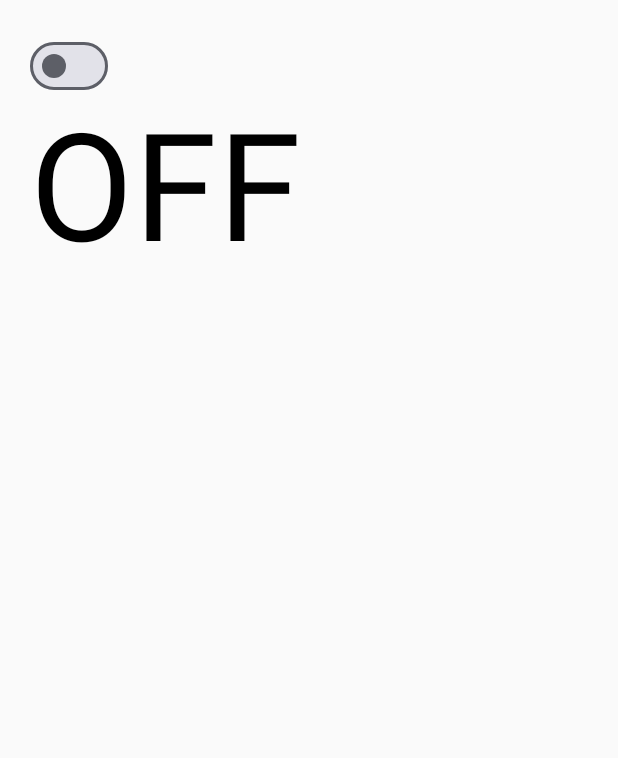
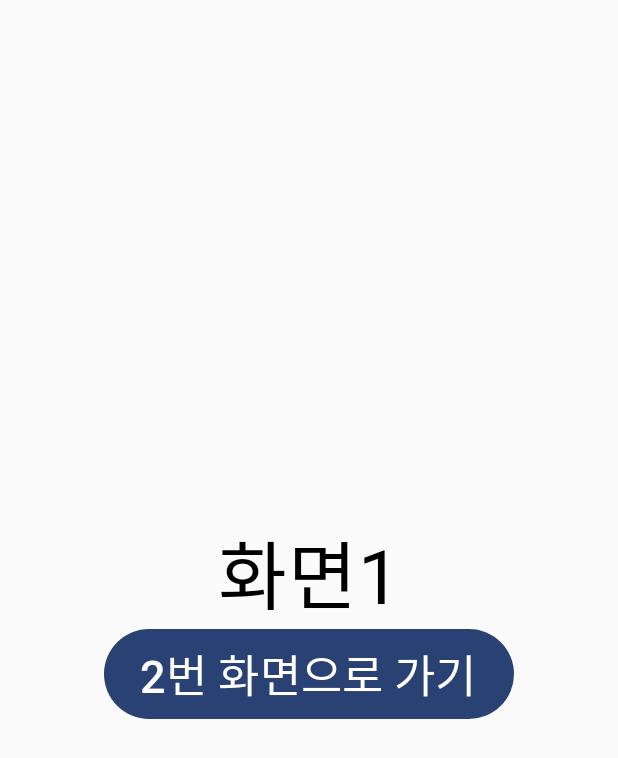
Before and after one commit to inwoo13/ComposeFirst, an Android app built with Jetpack Compose: the screen it shows after launch (MainActivity), on a phone screen of 412 x 824 dp. Shown: the top 758 px of the screen. Run offline under Robolectric (Android 15) with nearby library versions, the phone set to English and light mode, and no system bars.

Commit message:
navigation first step

```diff
--- a/app/build.gradle.kts
+++ b/app/build.gradle.kts
@@ -70,4 +70,7 @@ dependencies {
     // Image
     implementation("io.coil-kt:coil-compose:2.4.0")
 
+    // Navigation
+    implementation ("androidx.navigation:navigation-compose:2.5.3")
+
 }
--- a/app/src/main/java/com/inflean/composefirst/MainActivity.kt
+++ b/app/src/main/java/com/inflean/composefirst/MainActivity.kt
@@ -54,6 +54,7 @@ import androidx.compose.runtime.setValue
 import androidx.compose.ui.Alignment
 import androidx.compose.ui.Modifier
 import androidx.compose.ui.draw.clip
+import androidx.compose.ui.focus.focusModifier
 import androidx.compose.ui.graphics.Color
 import androidx.compose.ui.modifier.modifierLocalConsumer
 import androidx.compose.ui.res.painterResource
@@ -63,87 +64,104 @@ import androidx.compose.ui.unit.TextUnit
 import androidx.compose.ui.unit.dp
 import androidx.compose.ui.unit.sp
 import androidx.compose.ui.viewinterop.AndroidView
+import androidx.navigation.NavController
+import androidx.navigation.compose.NavHost
+import androidx.navigation.compose.composable
+import androidx.navigation.compose.rememberNavController
 import coil.compose.AsyncImage
 import com.inflean.composefirst.ui.theme.ComposeFirstTheme
 
-// Show / Hide
+// Navigation
 
 class MainActivity : ComponentActivity() {
     override fun onCreate(savedInstanceState: Bundle?) {
         super.onCreate(savedInstanceState)
         setContent {
             ComposeFirstTheme {
-                MyShowHideEx2()
+                MyNav()
             }
         }
     }
 }
 
-// 버튼을 클릭하면 새로운 버튼이 나오는 것
 @Composable
-fun MyShowHideEx1() {
-
-    var isButtonVisible by remember {
-        mutableStateOf(false)
-    }
+fun MyScreen1(navController: NavController){
 
     Column(
         modifier = Modifier.fillMaxSize(),
-        horizontalAlignment = Alignment.CenterHorizontally,
-        verticalArrangement = Arrangement.Center
+        verticalArrangement = Arrangement.Center,
+        horizontalAlignment = Alignment.CenterHorizontally
     ) {
-        Button(onClick = {
-            isButtonVisible = !isButtonVisible
-            println(isButtonVisible)
-        }) {
-            if (isButtonVisible) {
         Text(
-                    text = "숨기기",
+            text = "화면1",
             fontSize = 50.sp
         )
-            } else {
+        Button(onClick = { navController.navigate("MyScreen2") }) {
             Text(
-                    text = "보이기",
-                    fontSize = 50.sp
+                text = "2번 화면으로 가기",
+                fontSize = 30.sp
             )
         }
-        }
-
-        if (isButtonVisible) {
-            Button(onClick = {
-            }) {
-                Text(
-                    text = "짠짠짠",
-                    fontSize = 50.sp
-                )
-            }
-        }
-
     }
 }
 
 @Composable
-fun MyShowHideEx2() {
+fun MyScreen2(navController: NavController){
 
-    var switchState by remember {
-        mutableStateOf(false)
+    Column(
+        modifier = Modifier.fillMaxSize(),
+        verticalArrangement = Arrangement.Center,
+        horizontalAlignment = Alignment.CenterHorizontally
+    ) {
+        Text(
+            text = "화면2",
+            fontSize = 50.sp
+        )
+        Button(onClick = { navController.navigate("MyScreen3") }) {
+            Text(
+                text = "3번 화면으로 가기",
+                fontSize = 30.sp
+            )
+        }
+    }
 }
 
+@Composable
+fun MyScreen3(navController: NavController){
+
     Column(
-        modifier = Modifier.padding(20.dp)
+        modifier = Modifier.fillMaxSize(),
+        verticalArrangement = Arrangement.Center,
+        horizontalAlignment = Alignment.CenterHorizontally
     ) {
+        Text(
+            text = "화면3",
+            fontSize = 50.sp
+        )
+        Button(onClick = { navController.navigate("MyScreen1") }) {
+            Text(
+                text = "1번 화면으로 가기",
+                fontSize = 30.sp
+            )
+        }
+    }
+}
 
-        Switch(
-            checked = switchState,
-            onCheckedChange = { checked ->
-                switchState = checked
+@Composable
+fun MyNav(){
+
+    val navController = rememberNavController()
+
+    NavHost(navController = navController, startDestination = "MyScreen1"){
+        composable("MyScreen1"){
+            MyScreen1(navController = navController)
         }
-        )
-
-        Text(
-            text = if (switchState) "ON" else "OFF",
-            fontSize = 100.sp
-        )
+        composable("MyScreen2"){
+            MyScreen2(navController = navController)
+        }
+        composable("MyScreen3"){
+            MyScreen3(navController = navController)
+        }
     }
 
 }
@@ -152,6 +170,6 @@ fun MyShowHideEx2() {
 @Composable
 fun GreetingPreview() {
     ComposeFirstTheme {
-        MyShowHideEx2()
+        MyNav()
     }
 }
```
Lines whose indentation alone changed are shown as unchanged.
